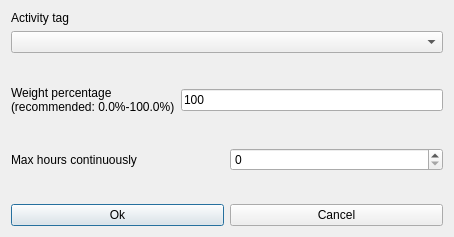
Before: the Qt Designer form fet/src/interface/modifyconstraintstudentsactivitytagmaxhourscontinuouslyform_template.ui in vonmecheln/fet, drawn with Qt 5.
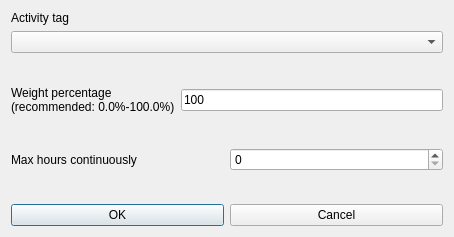
After: the same form once the commit is applied.

Diff of the .ui file:
```diff
--- a/fet/src/interface/modifyconstraintstudentsactivitytagmaxhourscontinuouslyform_template.ui
+++ b/fet/src/interface/modifyconstraintstudentsactivitytagmaxhourscontinuouslyform_template.ui
@@ -145,7 +145,7 @@
      <item>
       <widget class="QPushButton" name="okPushButton">
        <property name="text">
-        <string>Ok</string>
+        <string>OK</string>
        </property>
       </widget>
      </item>
```
